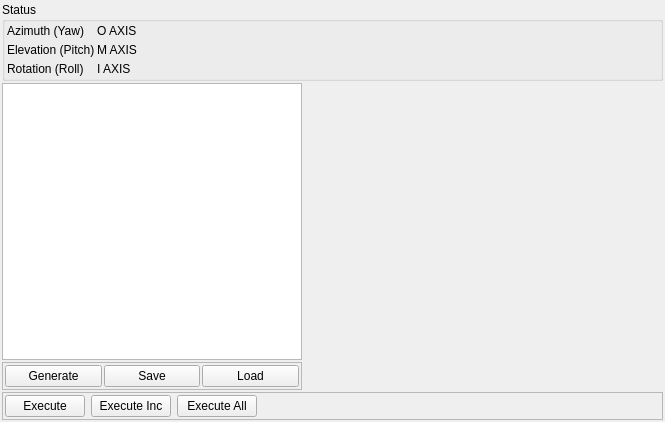
Above: utils/tablecontrol/rotaryTableControlWidget.ui from NickPenkrat/corecvs before the change. Below: the same form after it.
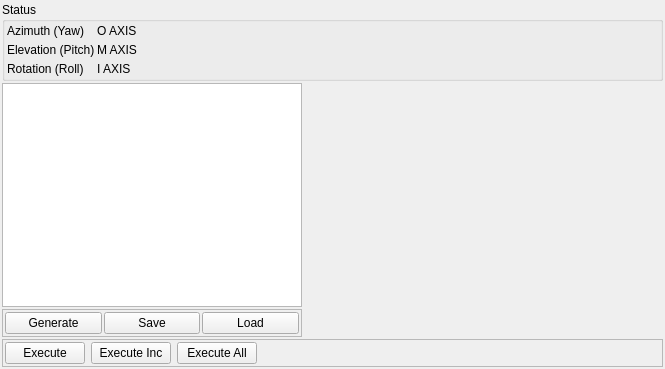
That is the form after the change. Icons and pictures are not drawn. Custom widgets are drawn as their Qt base class.

Commit message: bug fix: Execute; Execute Inc and Execute All buttons are visible now in rotary dialog

Patch:
```diff
--- a/utils/tablecontrol/rotaryTableControlWidget.ui
+++ b/utils/tablecontrol/rotaryTableControlWidget.ui
@@ -7,13 +7,16 @@
     <x>0</x>
     <y>0</y>
     <width>665</width>
-    <height>422</height>
+    <height>369</height>
    </rect>
   </property>
   <property name="windowTitle">
    <string>Form</string>
   </property>
   <layout class="QGridLayout" name="gridLayout_2">
+   <property name="sizeConstraint">
+    <enum>QLayout::SetMinimumSize</enum>
+   </property>
    <property name="leftMargin">
     <number>2</number>
    </property>
@@ -60,6 +63,9 @@
       <enum>QFrame::Raised</enum>
      </property>
      <layout class="QHBoxLayout" name="horizontalLayout">
+      <property name="sizeConstraint">
+       <enum>QLayout::SetMinimumSize</enum>
+      </property>
       <property name="leftMargin">
        <number>2</number>
       </property>
```
Left out of the diff: 2 changed lines with no effect on the pictures. The commit also changes 1 other file.
